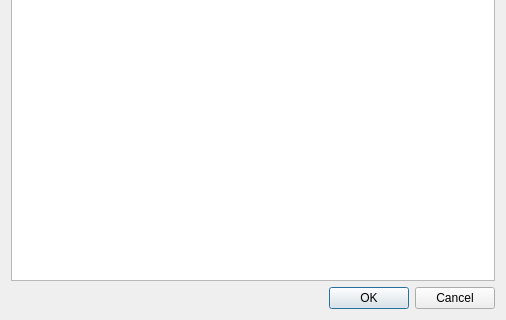
The window that src/gui/filesearchentriesdialog.ui (miao6r/qBittorrent) describes before a commit, drawn with Qt 5; both pictures show x 0 to 506 and y 180 to 500 of the 506 by 500 pixel window.
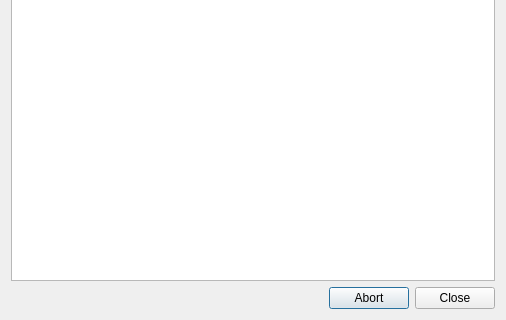
The same window after the commit.

The edit to the form file:
```diff
--- a/src/gui/filesearchentriesdialog.ui
+++ b/src/gui/filesearchentriesdialog.ui
@@ -31,7 +31,7 @@
    <item>
     <widget class="QDialogButtonBox" name="buttonBox">
      <property name="standardButtons">
-      <set>QDialogButtonBox::Cancel|QDialogButtonBox::Ok</set>
+      <set>QDialogButtonBox::Abort|QDialogButtonBox::Close</set>
      </property>
     </widget>
    </item>
```
